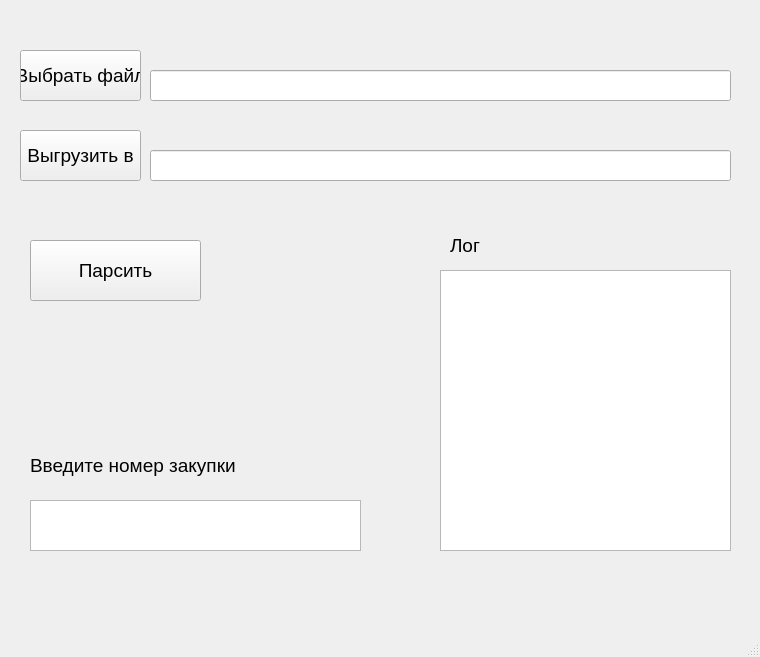
Before: the Qt Designer form untitled.ui in Sermob112/ParserV1, drawn with Qt 5.
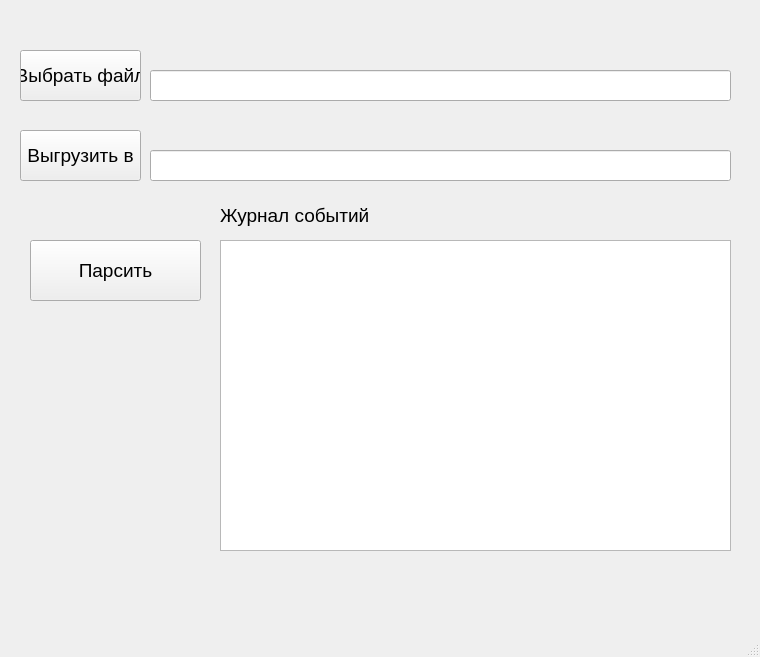
After: the same form once the commit is applied.

```diff
--- a/untitled.ui
+++ b/untitled.ui
@@ -35,47 +35,13 @@
      <string>Парсить</string>
     </property>
    </widget>
-   <widget class="QLabel" name="Lab">
-    <property name="geometry">
-     <rect>
-      <x>30</x>
-      <y>440</y>
-      <width>331</width>
-      <height>51</height>
-     </rect>
-    </property>
-    <property name="styleSheet">
-     <string notr="true">
-border-color: rgb(0, 0, 0);
-border-color: rgb(0, 255, 0);
-font: 14pt &quot;Times New Roman&quot;;
-</string>
-    </property>
-    <property name="text">
-     <string>Введите номер закупки</string>
-    </property>
-   </widget>
-   <widget class="QTextEdit" name="Insert_text">
-    <property name="geometry">
-     <rect>
-      <x>30</x>
-      <y>500</y>
-      <width>331</width>
-      <height>51</height>
-     </rect>
-    </property>
-    <property name="styleSheet">
-     <string notr="true">
-font: 75 14pt &quot;Times New Roman&quot;;</string>
-    </property>
-   </widget>
    <widget class="QTextBrowser" name="textBrowser">
     <property name="geometry">
      <rect>
-      <x>440</x>
-      <y>270</y>
-      <width>291</width>
-      <height>281</height>
+      <x>220</x>
+      <y>240</y>
+      <width>511</width>
+      <height>311</height>
      </rect>
     </property>
     <property name="styleSheet">
@@ -85,9 +51,9 @@
    <widget class="QLabel" name="label">
     <property name="geometry">
      <rect>
-      <x>450</x>
-      <y>230</y>
-      <width>31</width>
+      <x>220</x>
+      <y>200</y>
+      <width>151</width>
       <height>31</height>
      </rect>
     </property>
@@ -95,7 +61,7 @@
      <string notr="true">font: 14pt &quot;Impact&quot;;</string>
     </property>
     <property name="text">
-     <string>Лог</string>
+     <string>Журнал событий</string>
     </property>
    </widget>
    <widget class="QLineEdit" name="FilePathIn">
```
